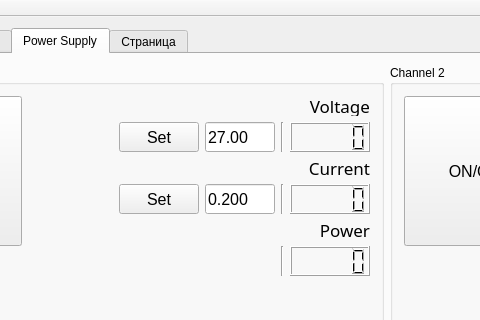
This is My_COM_Port/mainwindow.ui in zaznov/IBIS-Test as Qt 5 draws it before an edit; both pictures show x 302 to 782 and y 0 to 320 of the 1242 by 790 pixel window. The edited form follows.
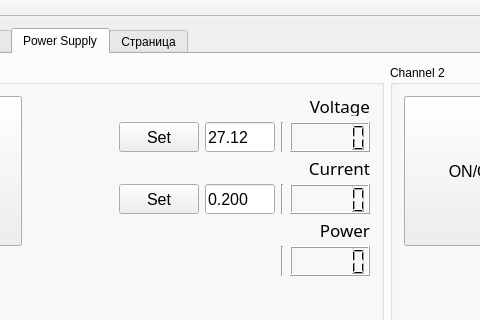
This is the edited form. The open tabs and pages were chosen to show the change. Custom widgets are drawn as their Qt base class.

Patch:
```diff
--- a/My_COM_Port/mainwindow.ui
+++ b/My_COM_Port/mainwindow.ui
@@ -1370,7 +1370,7 @@
                   </font>
                  </property>
                  <property name="text">
-                  <string>27.00</string>
+                  <string>27.12</string>
                  </property>
                 </widget>
                </item>
```
Left out of the diff: 2 changed lines with no effect on the pictures.
